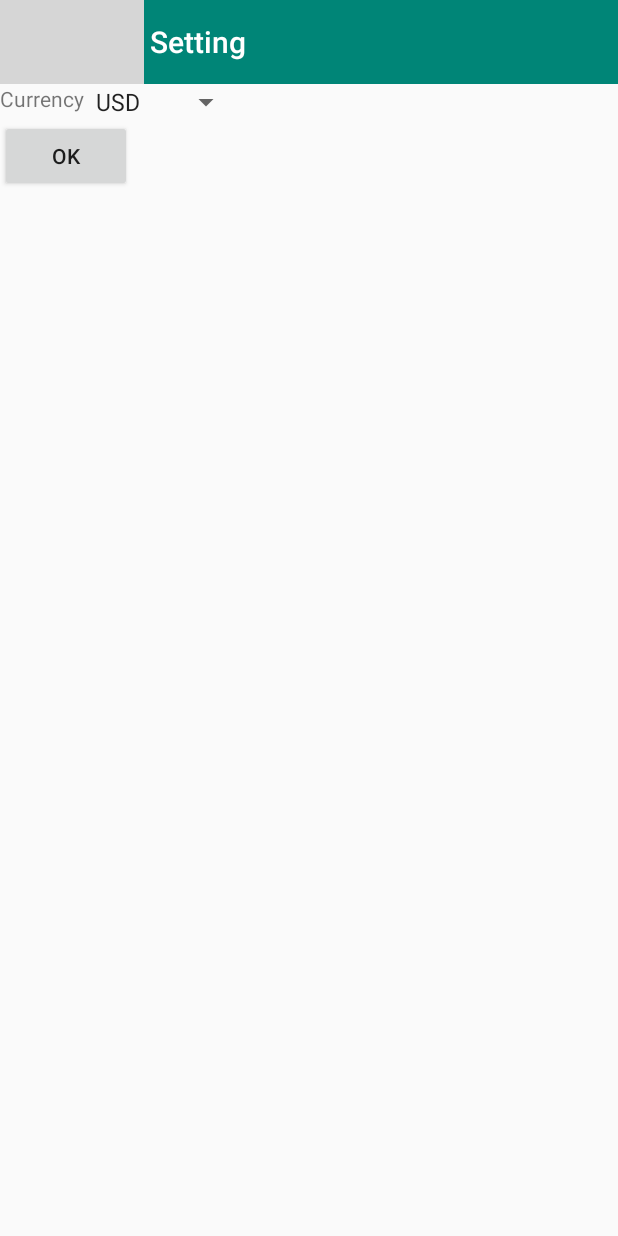
After one commit to julien-eko/RealEstateManagerKotlin, an Android app: the SettingActivity screen opened directly, with no data from a screen before it, on a phone screen of 412 x 824 dp. The commit adds this screen. Run offline under Robolectric (Android 15) with nearby library versions, the phone set to English and light mode, and no system bars; grey boxes are pictures that could not be loaded.

Commit message:
new feature: change currency

```diff
--- a/app/build.gradle
+++ b/app/build.gradle
@@ -91,7 +91,6 @@ dependencies {
     implementation 'androidx.navigation:navigation-ui-ktx:2.0.0-rc02'
 
 
-
 }
 
 kotlin {
--- a/app/src/main/AndroidManifest.xml
+++ b/app/src/main/AndroidManifest.xml
@@ -19,8 +19,8 @@
             android:roundIcon="@mipmap/ic_launcher_round"
             android:supportsRtl="true"
             android:theme="@style/AppTheme">
-
-        <activity android:name=".controller.activity.MapActivity"/>
+        <activity android:name=".controller.activity.SettingActivity"></activity>
+        <activity android:name=".controller.activity.MapActivity" />
         <activity
                 android:name=".controller.activity.PropertyActivity"
                 android:excludeFromRecents="true"
@@ -38,7 +38,7 @@
         <provider
                 android:name=".provider.PropertyContentProvider"
                 android:authorities="com.julien.realestatemanager.provider"
-                android:exported="true"/>
+                android:exported="true" />
 
         <meta-data
                 android:name="com.google.android.geo.API_KEY"
--- a/app/src/main/java/com/julien/realestatemanager/Utils.java
+++ b/app/src/main/java/com/julien/realestatemanager/Utils.java
@@ -31,7 +31,7 @@ public class Utils {
      * @return
      */
     public static int convertEuroToDollar(int euros){
-        return (int) Math.round(10/ 0.812);
+        return (int) Math.round(euros/ 0.812);
     }
 
 
--- a/app/src/main/java/com/julien/realestatemanager/controller/activity/MainActivity.kt
+++ b/app/src/main/java/com/julien/realestatemanager/controller/activity/MainActivity.kt
@@ -1,5 +1,6 @@
 package com.julien.realestatemanager.controller.activity
 
+import android.content.Context
 import android.content.Intent
 import androidx.appcompat.app.AppCompatActivity
 import android.os.Bundle
@@ -46,7 +47,6 @@ class MainActivity : AppCompatActivity(),NavigationView.OnNavigationItemSelected
         this.configureDrawerLayout()
 
         this.configureNavigationView()
-
 
        // propertyList =  supportFragmentManager.findFragmentById(R.id.frame_layout_main)
         supportFragmentManager.inTransaction {
@@ -112,6 +112,10 @@ class MainActivity : AppCompatActivity(),NavigationView.OnNavigationItemSelected
             val intent = Intent(this, MapActivity::class.java)
             startActivity(intent)
         }
+        if (itemid == R.id.activity_main_drawer_settings){
+            val intent = Intent(this, SettingActivity::class.java)
+            startActivity(intent)
+        }
 
 
         return super.onOptionsItemSelected(p0)
--- /dev/null
+++ b/app/src/main/java/com/julien/realestatemanager/controller/activity/SettingActivity.kt
@@ -0,0 +1,75 @@
+package com.julien.realestatemanager.controller.activity
+
+import android.content.Context
+import android.content.Intent
+import androidx.appcompat.app.AppCompatActivity
+import android.os.Bundle
+import android.preference.PreferenceManager
+import android.view.MenuItem
+import android.view.View
+import android.widget.AdapterView
+import android.widget.Toast
+import com.julien.realestatemanager.R
+import kotlinx.android.synthetic.main.activity_map.*
+import kotlinx.android.synthetic.main.activity_setting.*
+import kotlinx.android.synthetic.main.fragment_new_property_fragment1.*
+
+class SettingActivity : AppCompatActivity() {
+
+
+    private var isUSD = true
+
+
+
+    override fun onCreate(savedInstanceState: Bundle?) {
+        super.onCreate(savedInstanceState)
+        setContentView(R.layout.activity_setting)
+
+        configureToolbar()
+
+
+        var preferences = PreferenceManager.getDefaultSharedPreferences(this)
+        var isUSD = preferences.getBoolean("isUSD",true)
+
+        if (isUSD){
+            spinner_currency.setSelection(0)
+        }else{
+            spinner_currency.setSelection(1)
+        }
+
+        setting_button_validate.setOnClickListener {
+            if (spinner_currency.selectedItemPosition == 0){
+               var preferences = PreferenceManager.getDefaultSharedPreferences(this)
+               var editor = preferences.edit()
+                editor.putBoolean("isUSD",true)
+                editor.commit()
+            }else{
+                var preferences = PreferenceManager.getDefaultSharedPreferences(this)
+                var editor = preferences.edit()
+                editor.putBoolean("isUSD",false)
+                editor.commit()
+            }
+
+
+            val intent = Intent(this, MainActivity::class.java)
+            startActivity(intent)
+        }
+
+
+    }
+
+
+    private fun configureToolbar(){
+        setSupportActionBar(activity_setting_toolbar)
+
+        val actionBar = supportActionBar
+        actionBar?.setHomeAsUpIndicator(R.drawable.baseline_arrow_back_white_24)
+        actionBar?.setDisplayHomeAsUpEnabled(true)
+        actionBar?.setTitle(getString(R.string.setting))
+    }
+
+    override fun onOptionsItemSelected(item: MenuItem?): Boolean {
+        onBackPressed()
+        return super.onOptionsItemSelected(item)
+    }
+}
--- a/app/src/main/java/com/julien/realestatemanager/view/PropertyAdaptater.kt
+++ b/app/src/main/java/com/julien/realestatemanager/view/PropertyAdaptater.kt
@@ -11,7 +11,7 @@ import androidx.core.content.ContextCompat
 import com.julien.realestatemanager.R
 import com.julien.realestatemanager.models.Property
 
-class PropertyAdaptater(var propertyList: List<Property>, var id:String): RecyclerView.Adapter<PropertyViewHolder>() {
+class PropertyAdaptater(var propertyList: List<Property>, var id:String,var isUSD:Boolean): RecyclerView.Adapter<PropertyViewHolder>() {
 
     var listener: ((String)->Unit)? = null
     private lateinit var context: Context
@@ -27,7 +27,7 @@ class PropertyAdaptater(var propertyList: List<Property>, var id:String): Recycl
     }
 
     override fun onBindViewHolder(holder: PropertyViewHolder, position: Int) {
-        holder.update(propertyList.get(position),id,context)
+        holder.update(propertyList.get(position),isUSD)
 
 
         holder.itemView.setOnClickListener {
--- /dev/null
+++ b/app/src/main/res/layout/activity_setting.xml
@@ -0,0 +1,42 @@
+<?xml version="1.0" encoding="utf-8"?>
+<LinearLayout xmlns:android="http://schemas.android.com/apk/res/android"
+        xmlns:app="http://schemas.android.com/apk/res-auto"
+        xmlns:tools="http://schemas.android.com/tools"
+        android:layout_width="match_parent"
+        android:layout_height="match_parent"
+        tools:context=".controller.activity.SettingActivity"
+        android:orientation="vertical">
+
+    <androidx.appcompat.widget.Toolbar
+            android:id="@+id/activity_setting_toolbar"
+            android:layout_width="match_parent"
+            android:layout_height="?attr/actionBarSize"
+            android:background="?attr/colorPrimary"
+            app:theme="@style/ToolBarStyle" />
+
+    <LinearLayout
+            android:layout_width="wrap_content"
+            android:layout_height="wrap_content"
+        android:orientation="horizontal">
+    <TextView
+            android:layout_width="wrap_content"
+            android:layout_height="wrap_content"
+        android:text="@string/currency"/>
+
+        <Spinner
+                android:id="@+id/spinner_currency"
+                android:layout_width="wrap_content"
+                android:layout_height="wrap_content"
+                android:layout_gravity="center"
+                android:entries="@array/currency_arrays"
+                android:prompt="@string/statut_prompt" />
+
+    </LinearLayout>
+
+    <Button
+            android:layout_width="wrap_content"
+            android:layout_height="wrap_content"
+        android:id="@+id/setting_button_validate"
+        android:text="ok"/>
+
+</LinearLayout>
--- a/app/src/main/res/values/strings.xml
+++ b/app/src/main/res/values/strings.xml
@@ -18,7 +18,7 @@
     <string name="bathrooms">Bathrooms</string>
     <string name="bedrooms">Bedrooms</string>
     <string name="area_m">Area (m²)</string>
-    <string name="price_dollar">Price (Dollar)</string>
+    <string name="price_dollar">Price</string>
     <string name="adress">Adress</string>
     <string name="additional_adress">Additional adress</string>
     <string name="postal_code">Postal code</string>
@@ -72,6 +72,8 @@
     <string name="edited_property_notification">The property has been edited in the database</string>
     <string name="property_edited_notification_title">Property edited</string>
     <string name="statut">Statut :</string>
+    <string name="currency">Currency</string>
+    <string name="setting">Setting</string>
 
     <string-array name="statut_arrays">
         <item>Dispo</item>
@@ -85,5 +87,8 @@
         <item>Maison</item>
     </string-array>
 
-
+    <string-array name="currency_arrays">
+        <item>USD</item>
+        <item>EURO</item>
+    </string-array>
 </resources>
```
Also changed, not shown: app/src/main/java/com/julien/realestatemanager/controller/fragment/PropertyFragment2.kt (+13 -1 lines), app/src/main/java/com/julien/realestatemanager/controller/fragment/PropertyListFragment.kt (+6 -1 lines), app/src/main/java/com/julien/realestatemanager/view/PropertyViewHolder.kt (+19 -6 lines).
